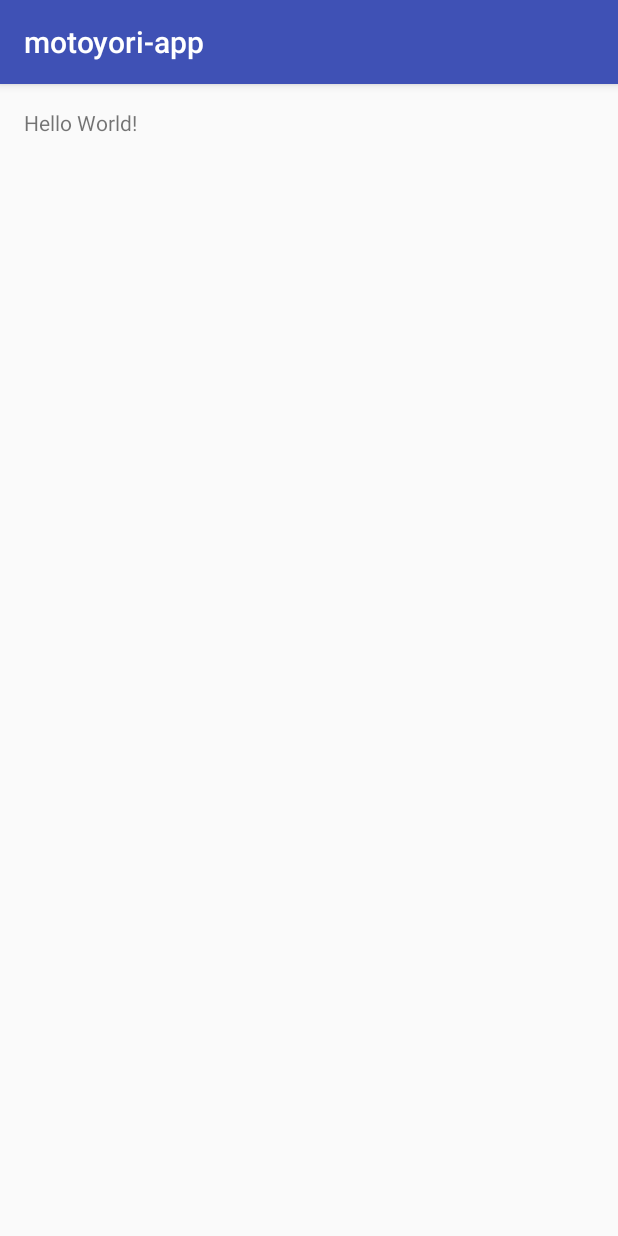
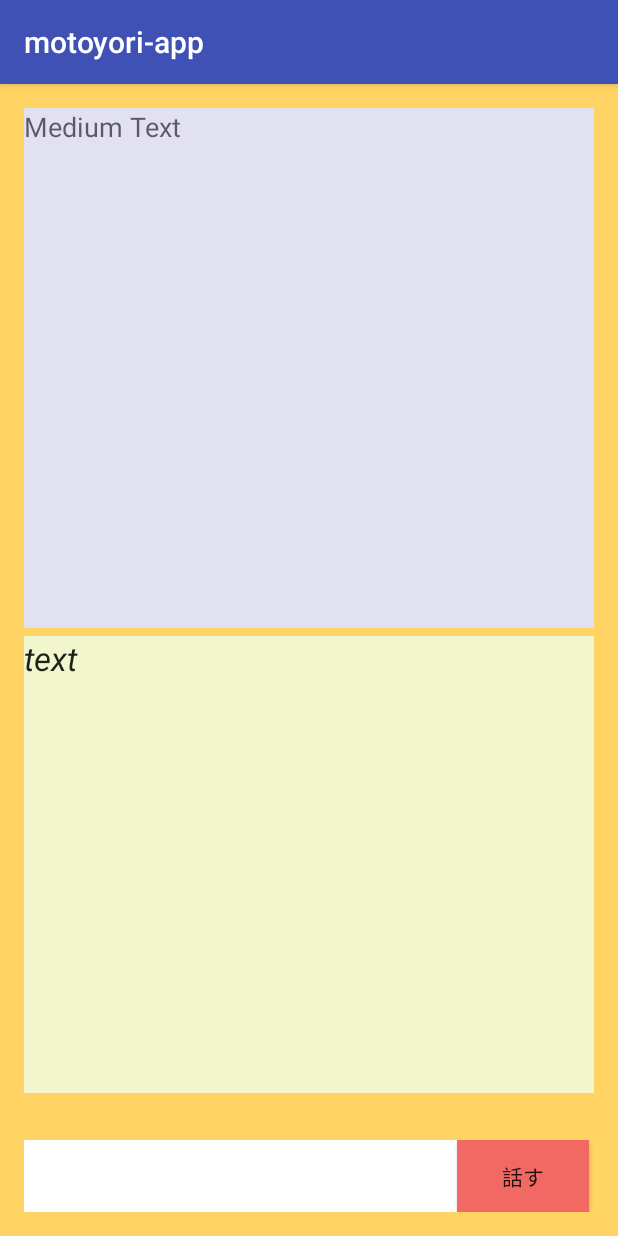
Before and after one commit to teamMOTOYORI/motoyori-app, an Android app: the screen it shows after launch (MainActivity), on a phone screen of 412 x 824 dp. Run offline under Robolectric (Android 15) with nearby library versions, the phone set to English and light mode, and no system bars.

Commit message:
レイアウト：V1

```diff
--- a/motoyori-app/app/src/main/res/layout/activity_main.xml
+++ b/motoyori-app/app/src/main/res/layout/activity_main.xml
@@ -7,10 +7,80 @@
     android:paddingLeft="@dimen/activity_horizontal_margin"
     android:paddingRight="@dimen/activity_horizontal_margin"
     android:paddingTop="@dimen/activity_vertical_margin"
-    tools:context="com.teammotoyori.motoyori_app.MainActivity">
+    tools:context="com.teammotoyori.motoyori_app.MainActivity"
+    android:background="#FFD464">
 
-    <TextView
-        android:layout_width="wrap_content"
+    <LinearLayout
+        android:orientation="vertical"
+        android:layout_width="match_parent"
+        android:layout_height="match_parent"
+        android:weightSum="1"
+        android:layout_alignParentTop="true"
+        android:layout_alignParentLeft="true"
+        android:layout_alignParentStart="true">
+
+        <TextView
+            android:layout_width="fill_parent"
+            android:layout_height="wrap_content"
+            android:textAppearance="?android:attr/textAppearanceMedium"
+            android:text="Medium Text"
+            android:id="@+id/textView2"
+            android:layout_above="@+id/editText"
+            android:layout_alignParentRight="true"
+            android:layout_alignParentEnd="true"
+            android:layout_marginBottom="5dp"
+            android:layout_weight="0.48"
+            android:background="#e2e1f1" />
+
+        <TextView
+            android:layout_width="match_parent"
+            android:layout_height="wrap_content"
+            android:textAppearance="?android:attr/textAppearanceLarge"
+            android:text="text"
+            android:id="@+id/textView1"
+            android:textStyle="italic"
+            android:layout_alignParentTop="true"
+            android:layout_alignParentLeft="true"
+            android:layout_alignParentStart="true"
+            android:layout_weight="0.41"
+            android:layout_marginBottom="5dp"
+            android:background="#f2f6cc" />
+
+    </LinearLayout>
+
+    <LinearLayout
+        android:orientation="horizontal"
+        android:layout_width="match_parent"
         android:layout_height="wrap_content"
-        android:text="Hello World!" />
+        android:weightSum="1"
+        android:layout_alignParentBottom="true"
+        android:layout_alignParentLeft="true"
+        android:layout_alignParentStart="true">
+
+        <EditText
+            android:layout_width="wrap_content"
+            android:layout_height="match_parent"
+            android:id="@+id/editText"
+            android:layout_alignParentBottom="true"
+            android:layout_alignParentLeft="true"
+            android:layout_alignParentStart="true"
+            android:layout_toLeftOf="@+id/button1"
+            android:layout_toStartOf="@+id/button1"
+            android:layout_weight="0.99"
+            android:background="#ffffff"
+            android:autoText="false" />
+
+        <Button
+            android:layout_width="wrap_content"
+            android:layout_height="wrap_content"
+            android:text="話す"
+            android:id="@+id/button1"
+            android:layout_alignTop="@+id/editText"
+            android:layout_alignParentRight="true"
+            android:layout_alignParentEnd="true"
+            android:layout_gravity="bottom"
+            android:background="#F26964" />
+
+    </LinearLayout>
+
 </RelativeLayout>
```
